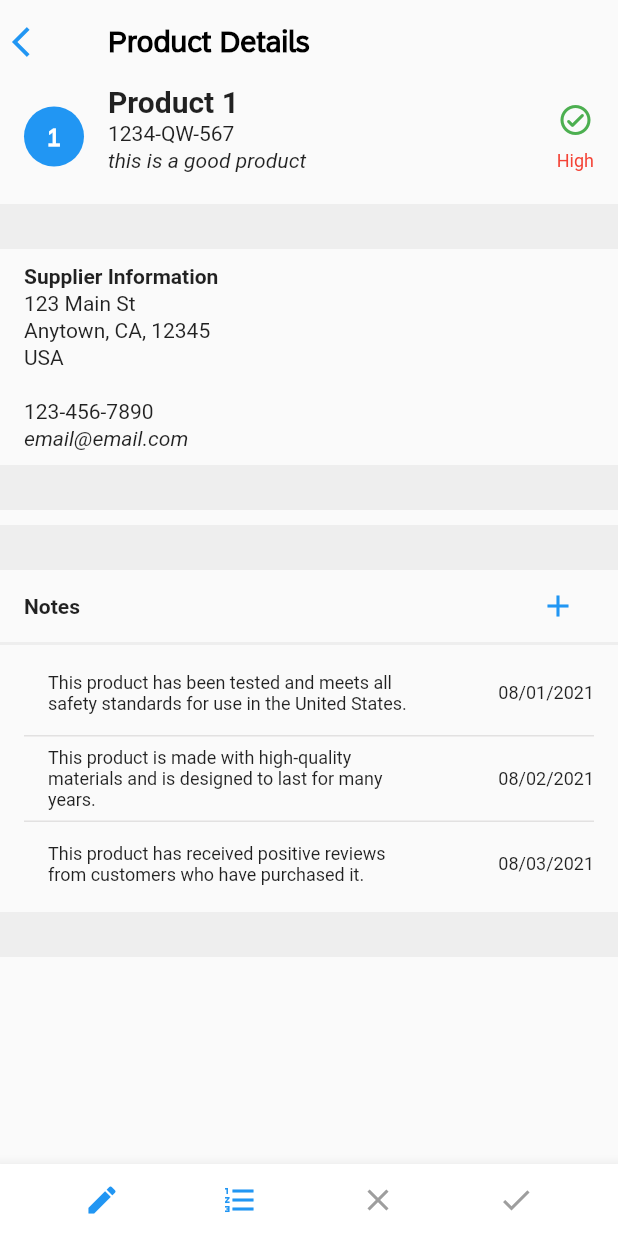
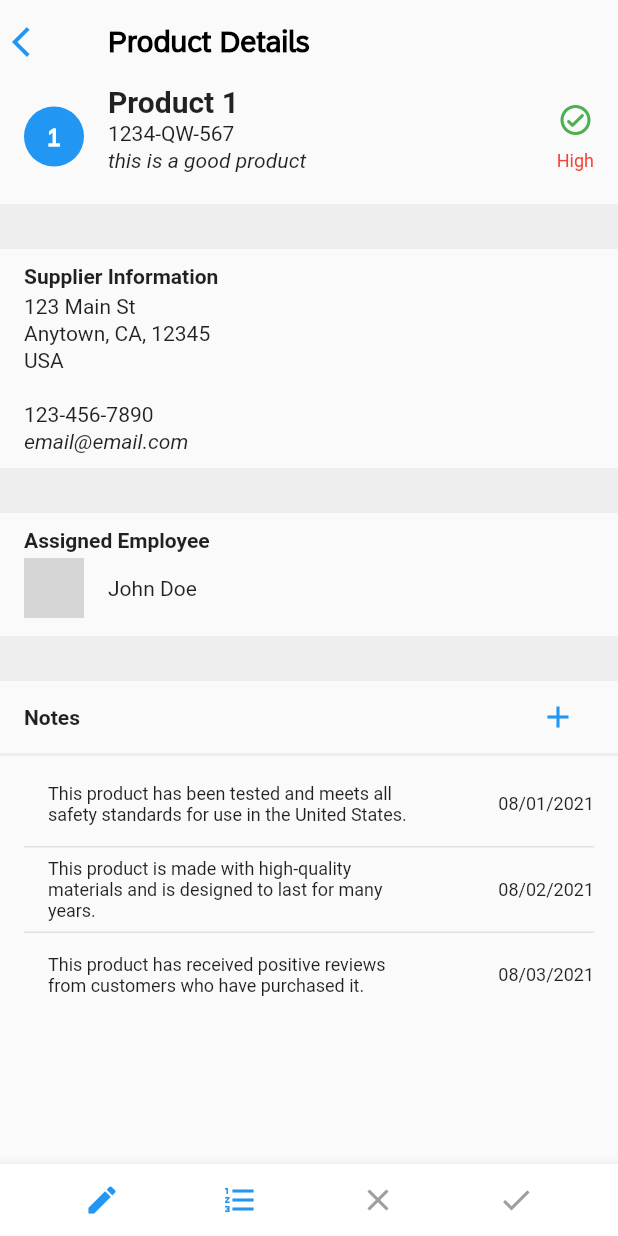
Before and after one commit to MindsetConsulting/com.mindset.ipv.fiori_flutter, a Flutter app: the screen it shows after launch, after a tap on the "arrow forward ios" icon, on a phone screen of 412 x 824 dp. Run offline on Flutter 3.47's test engine with Material 2 defaults, Android fonts, the phone set to English and light mode, and no system bars; network calls fail; grey boxes are pictures that could not be loaded.

Commit message:
general edits and refinements

```diff
--- a/lib/main.dart
+++ b/lib/main.dart
@@ -654,7 +654,7 @@ class _ObjectDetailPageState extends State<ObjectDetailPage> {
                           fontWeight: FontWeight.bold,
                         ),
                       ),
-                      const SizedBox(height: 2),
+                      const SizedBox(height: 4),
                       Text(
                         '${widget.item['street']}',
                         style: const TextStyle(
@@ -699,6 +699,44 @@ class _ObjectDetailPageState extends State<ObjectDetailPage> {
                 width: double.infinity,
                 color: Colors.grey[200],
                 height: 30,
+              ),
+              const SizedBox(height: 10),
+              Padding(
+                padding:
+                    const EdgeInsets.symmetric(vertical: 0, horizontal: 16.0),
+                child: Container(
+                  child: Column(
+                    crossAxisAlignment: CrossAxisAlignment.start,
+                    children: [
+                      const Text(
+                        'Assigned Employee',
+                        style: TextStyle(
+                          fontSize: 14,
+                          fontWeight: FontWeight.bold,
+                        ),
+                      ),
+                      const SizedBox(height: 4),
+                      Row(
+                        crossAxisAlignment: CrossAxisAlignment.center,
+                        children: [
+                          CircleAvatar(
+                            backgroundImage: NetworkImage(
+                              'https://encrypted-tbn0.gstatic.com/images?q=tbn:ANd9GcS2amYoC3Sbo7zXr6dYH5hDE2_QyzGPO7Jd1w&usqp=CAU',
+                            ),
+                          ),
+                          const SizedBox(width: 16),
+                          Text(
+                            '${widget.item['assignedEmployee'][0]['name']}',
+                            style: const TextStyle(
+                              fontSize: 14,
+                            ),
+                          ),
+                        ],
+                      ),
+                      const SizedBox(height: 2),
+                    ],
+                  ),
+                ),
               ),
               const SizedBox(height: 10),
               Container(
@@ -818,11 +856,6 @@ class _ObjectDetailPageState extends State<ObjectDetailPage> {
                     );
                   },
                 ),
-              ),
-              Container(
-                width: double.infinity,
-                color: Colors.grey[200],
-                height: 30,
               ),
             ],
           ),
```
